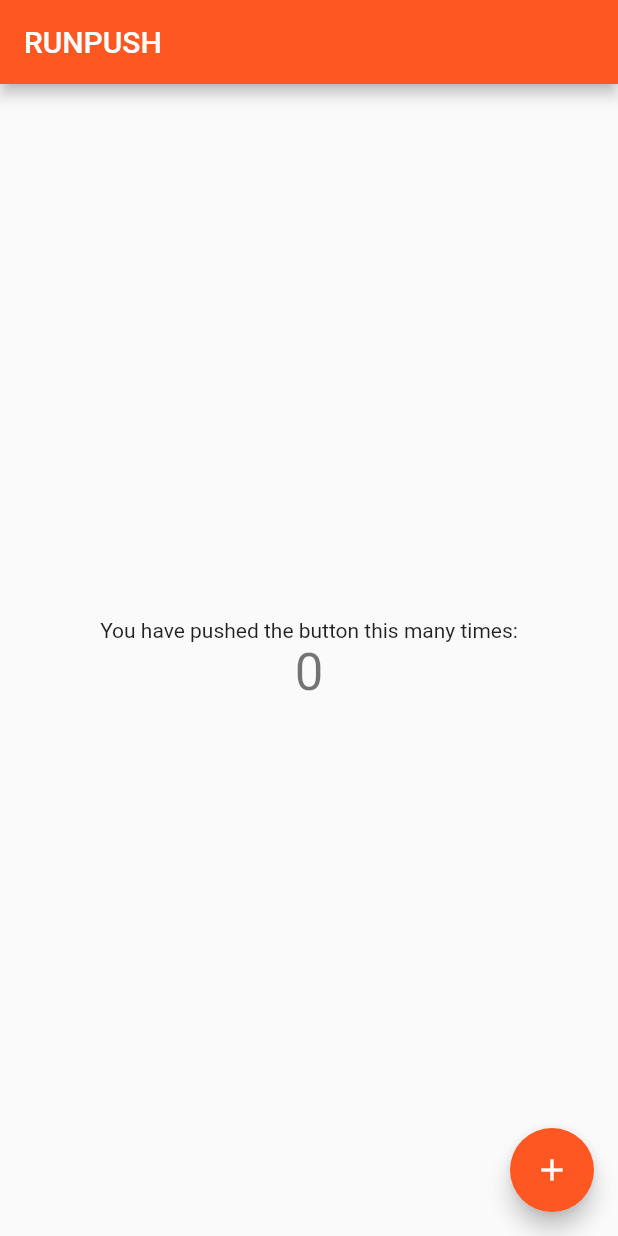
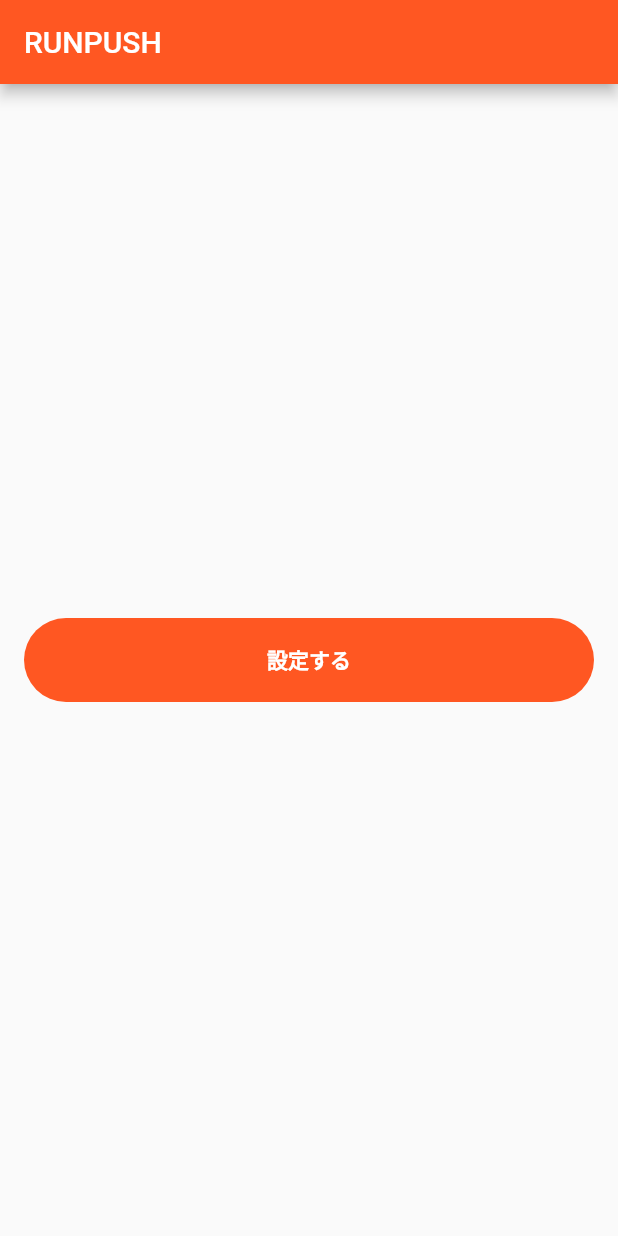
Before and after one commit to katsunoritakahashi/runpush, a Flutter app: the screen it shows after launch, on a phone screen of 412 x 824 dp. Run offline on Flutter 3.47's test engine with Material 2 defaults, Android fonts, the phone set to English and light mode, and no system bars; our stand-ins replace firebase_core, firebase_messaging, get, shared_preferences, validators; accounts and stored records are empty.

Commit message:
[fix]トップ画面に設定ボタンを配置

```diff
--- a/lib/main.dart
+++ b/lib/main.dart
@@ -2,6 +2,7 @@ import 'package:firebase_core/firebase_core.dart';
 import 'package:flutter/material.dart';
 import 'package:get/get.dart';
 import 'package:runpush/service/api_service.dart';
+import 'package:runpush/ui/widget/primary_button.dart';
 
 import 'firebase_options.dart';
 import 'model/app_config.dart';
@@ -32,63 +33,29 @@ class MyApp extends StatelessWidget {
       theme: ThemeData(
         primarySwatch: Colors.deepOrange,
       ),
-      home: const MyHomePage(title: 'RUNPUSH'),
+      home: const MyHomePage(),
     );
   }
 }
 
-class MyHomePage extends StatefulWidget {
-  const MyHomePage({super.key, required this.title});
-
-  // This widget is the home page of your application. It is stateful, meaning
-  // that it has a State object (defined below) that contains fields that affect
-  // how it looks.
-
-  // This class is the configuration for the state. It holds the values (in this
-  // case the title) provided by the parent (in this case the App widget) and
-  // used by the build method of the State. Fields in a Widget subclass are
-  // always marked "final".
-
-  final String title;
-
-  @override
-  State<MyHomePage> createState() => _MyHomePageState();
-}
-
-class _MyHomePageState extends State<MyHomePage> {
-  int _counter = 0;
-
-  void _incrementCounter() {
-    setState(() {
-      _counter++;
-    });
-  }
+class MyHomePage extends StatelessWidget {
+  const MyHomePage({super.key});
 
   @override
   Widget build(BuildContext context) {
     return Scaffold(
       appBar: AppBar(
-        title: Text(widget.title),
+        title: const Text('RUNPUSH'),
       ),
-      body: Center(
+      body: Padding(
+        padding: const EdgeInsets.all(16.0),
         child: Column(
           mainAxisAlignment: MainAxisAlignment.center,
-          children: <Widget>[
-            const Text(
-              'You have pushed the button this many times:',
-            ),
-            Text(
-              '$_counter',
-              style: Theme.of(context).textTheme.headlineMedium,
-            ),
+          children: [
+            PrimaryButton(label: '設定する', onPressed: () => (){},)
           ],
         ),
       ),
-      floatingActionButton: FloatingActionButton(
-        onPressed: _incrementCounter,
-        tooltip: 'Increment',
-        child: const Icon(Icons.add),
-      ), // This trailing comma makes auto-formatting nicer for build methods.
     );
   }
 }
--- a/lib/model/app_config.dart
+++ b/lib/model/app_config.dart
@@ -1,6 +1,4 @@
 import 'package:firebase_core/firebase_core.dart';
-
-import 'app_flavor.dart';
 
 class AppConfig {
   AppConfig({
--- a/lib/model/app_flavor.dart
+++ /dev/null
@@ -1,5 +0,0 @@
-enum AppFlavor {
-  development,
-  staging,
-  production,
-}
--- a/lib/service/push_notification_service.dart
+++ b/lib/service/push_notification_service.dart
@@ -30,13 +30,13 @@ class PushNotificationService {
 
     // アプリがバックグラウンドで実行中の場合、通知をタップしてアプリを起動した場合の処理
     FirebaseMessaging.onMessageOpenedApp.listen((RemoteMessage message) {
-      Get.to(() => const MyHomePage(title: 'RUNPUSH'));
+      Get.to(() => const MyHomePage());
     });
 
     // アプリが起動していない状態で通知をタップしてアプリを起動した場合の処理
     final initialMessage = await FirebaseMessaging.instance.getInitialMessage();
     if (initialMessage != null) {
-      Get.to(() => const MyHomePage(title: 'RUNPUSH'));
+      Get.to(() => const MyHomePage());
     }
   }
 }
--- a/lib/ui/common/app_color.dart
+++ b/lib/ui/common/app_color.dart
@@ -1,6 +1,6 @@
 import 'package:flutter/material.dart';
 
-const primaryColor = Color(0xFFF28E04);
+const primaryColor = Colors.deepOrange;
 const secondaryColor = Color(0xFFFDC52F);
 const upColor = Color(0xFF6BBBFF);
 const lowColor = Color(0xFF8CC3EF);
--- a/lib/ui/view/top_view.dart
+++ b/lib/ui/view/top_view.dart
@@ -44,7 +44,7 @@ class _CarouselWithIndicatorState extends State<TopView> {
         child: SingleChildScrollView(
           child: Column(
             mainAxisAlignment: MainAxisAlignment.end,
-            children: [],
+            children: const [],
           ),
         ),
       ),
```
Also changed, not shown: lib/service/api_service.dart (+0 -39 lines).
